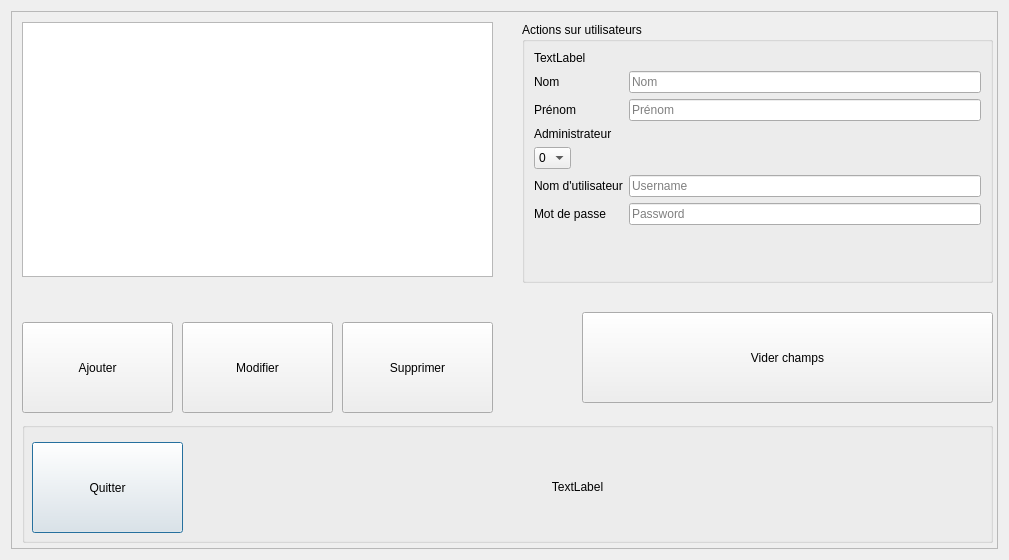
Old version of the form FestiClicC/utilisateur.ui in the repository FestiClic/FestiClic3.
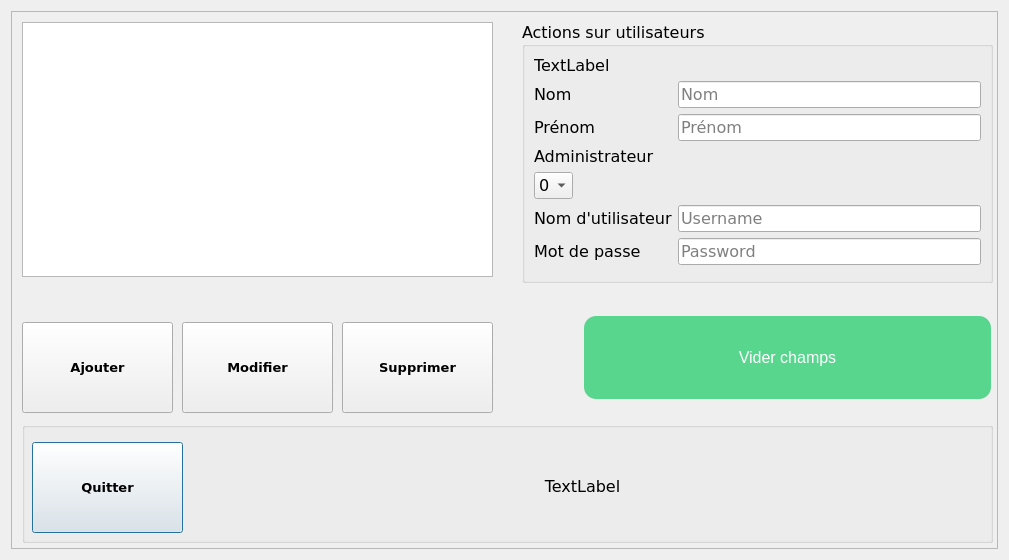
New version of the form.

Patch:
```diff
--- a/FestiClicC/utilisateur.ui
+++ b/FestiClicC/utilisateur.ui
@@ -10,6 +10,12 @@
     <height>560</height>
    </rect>
   </property>
+  <property name="font">
+   <font>
+    <family>Verdana</family>
+    <pointsize>10</pointsize>
+   </font>
+  </property>
   <property name="windowTitle">
    <string>Utilisateurs</string>
   </property>
@@ -50,10 +56,16 @@
          <rect>
           <x>190</x>
           <y>19</y>
-          <width>731</width>
+          <width>741</width>
           <height>91</height>
          </rect>
         </property>
+        <property name="font">
+         <font>
+          <family>Verdana</family>
+          <pointsize>12</pointsize>
+         </font>
+        </property>
         <property name="text">
          <string>TextLabel</string>
         </property>
@@ -70,6 +82,14 @@
           <height>91</height>
          </rect>
         </property>
+        <property name="font">
+         <font>
+          <family>Verdana</family>
+          <pointsize>10</pointsize>
+          <weight>75</weight>
+          <bold>true</bold>
+         </font>
+        </property>
         <property name="styleSheet">
          <string notr="true">background-color = rgb(255, 146, 157);</string>
         </property>
@@ -87,6 +107,17 @@
          <height>91</height>
         </rect>
        </property>
+       <property name="font">
+        <font>
+         <family>Verdana</family>
+         <pointsize>10</pointsize>
+         <weight>75</weight>
+         <bold>true</bold>
+        </font>
+       </property>
+       <property name="styleSheet">
+        <string notr="true"/>
+       </property>
        <property name="text">
         <string>Ajouter</string>
        </property>
@@ -100,6 +131,25 @@
          <height>91</height>
         </rect>
        </property>
+       <property name="font">
+        <font>
+         <pointsize>-1</pointsize>
+         <underline>false</underline>
+         <strikeout>false</strikeout>
+        </font>
+       </property>
+       <property name="styleSheet">
+        <string notr="true">    background-color: #58D68D ;
+    border: none;
+    color: white;
+    padding: 20px;
+    text-align: center;
+    text-decoration: none;
+    display: inline-block;
+    font-size: 16px;
+    margin: 4px 2px;
+border-radius: 12px;</string>
+       </property>
        <property name="text">
         <string>Vider champs</string>
        </property>
@@ -123,12 +173,24 @@
          <height>261</height>
         </rect>
        </property>
+       <property name="font">
+        <font>
+         <family>Verdana</family>
+         <pointsize>12</pointsize>
+        </font>
+       </property>
        <property name="title">
         <string>Actions sur utilisateurs</string>
        </property>
        <layout class="QFormLayout" name="formLayout">
         <item row="0" column="0">
          <widget class="QLabel" name="uLabelIditUtilisateur">
+          <property name="font">
+           <font>
+            <family>Verdana</family>
+            <pointsize>12</pointsize>
+           </font>
+          </property>
           <property name="text">
            <string>TextLabel</string>
           </property>
@@ -136,6 +198,12 @@
         </item>
         <item row="1" column="0">
          <widget class="QLabel" name="label">
+          <property name="font">
+           <font>
+            <family>Verdana</family>
+            <pointsize>12</pointsize>
+           </font>
+          </property>
           <property name="text">
            <string>Nom</string>
           </property>
@@ -143,6 +211,12 @@
         </item>
         <item row="1" column="1">
          <widget class="QLineEdit" name="uTxtNom">
+          <property name="font">
+           <font>
+            <family>Verdana</family>
+            <pointsize>12</pointsize>
+           </font>
+          </property>
           <property name="placeholderText">
            <string>Nom</string>
           </property>
@@ -150,6 +224,12 @@
         </item>
         <item row="3" column="0">
          <widget class="QLabel" name="label_2">
+          <property name="font">
+           <font>
+            <family>Verdana</family>
+            <pointsize>12</pointsize>
+           </font>
+          </property>
           <property name="text">
            <string>Prénom</string>
           </property>
@@ -157,6 +237,12 @@
         </item>
         <item row="3" column="1">
          <widget class="QLineEdit" name="uTxtPrenom">
+          <property name="font">
+           <font>
+            <family>Verdana</family>
+            <pointsize>12</pointsize>
+           </font>
+          </property>
           <property name="placeholderText">
            <string>Prénom</string>
           </property>
@@ -164,6 +250,12 @@
         </item>
         <item row="5" column="0">
          <widget class="QLabel" name="uLabelAdministrateur">
+          <property name="font">
+           <font>
+            <family>Verdana</family>
+            <pointsize>12</pointsize>
+           </font>
+          </property>
           <property name="text">
            <string>Administrateur</string>
           </property>
@@ -171,6 +263,11 @@
         </item>
         <item row="6" column="0">
          <widget class="QComboBox" name="uCBoxAdministrateur">
+          <property name="font">
+           <font>
+            <pointsize>12</pointsize>
+           </font>
+          </property>
           <item>
            <property name="text">
             <string>0</string>
@@ -185,6 +282,12 @@
         </item>
         <item row="8" column="1">
          <widget class="QLineEdit" name="uTxtUsername">
+          <property name="font">
+           <font>
+            <family>Verdana</family>
+            <pointsize>12</pointsize>
+           </font>
+          </property>
           <property name="placeholderText">
            <string>Username</string>
           </property>
@@ -192,6 +295,12 @@
         </item>
         <item row="10" column="1">
          <widget class="QLineEdit" name="uTxtPassword">
+          <property name="font">
+           <font>
+            <family>Verdana</family>
+            <pointsize>12</pointsize>
+           </font>
+          </property>
           <property name="placeholderText">
            <string>Password</string>
           </property>
@@ -199,6 +308,12 @@
         </item>
         <item row="10" column="0">
          <widget class="QLabel" name="label_4">
+          <property name="font">
+           <font>
+            <family>Verdana</family>
+            <pointsize>12</pointsize>
+           </font>
+          </property>
           <property name="text">
            <string>Mot de passe</string>
           </property>
@@ -206,6 +321,12 @@
         </item>
         <item row="8" column="0">
          <widget class="QLabel" name="label_3">
+          <property name="font">
+           <font>
+            <family>Verdana</family>
+            <pointsize>12</pointsize>
+           </font>
+          </property>
           <property name="text">
            <string>Nom d'utilisateur</string>
           </property>
@@ -222,6 +343,14 @@
          <height>91</height>
         </rect>
        </property>
+       <property name="font">
+        <font>
+         <family>Verdana</family>
+         <pointsize>10</pointsize>
+         <weight>75</weight>
+         <bold>true</bold>
+        </font>
+       </property>
        <property name="text">
         <string>Supprimer</string>
        </property>
@@ -235,6 +364,14 @@
          <height>91</height>
         </rect>
        </property>
+       <property name="font">
+        <font>
+         <family>Verdana</family>
+         <pointsize>10</pointsize>
+         <weight>75</weight>
+         <bold>true</bold>
+        </font>
+       </property>
        <property name="text">
         <string>Modifier</string>
        </property>
```
Left out of the diff: 6 changed lines with no effect on the pictures.
